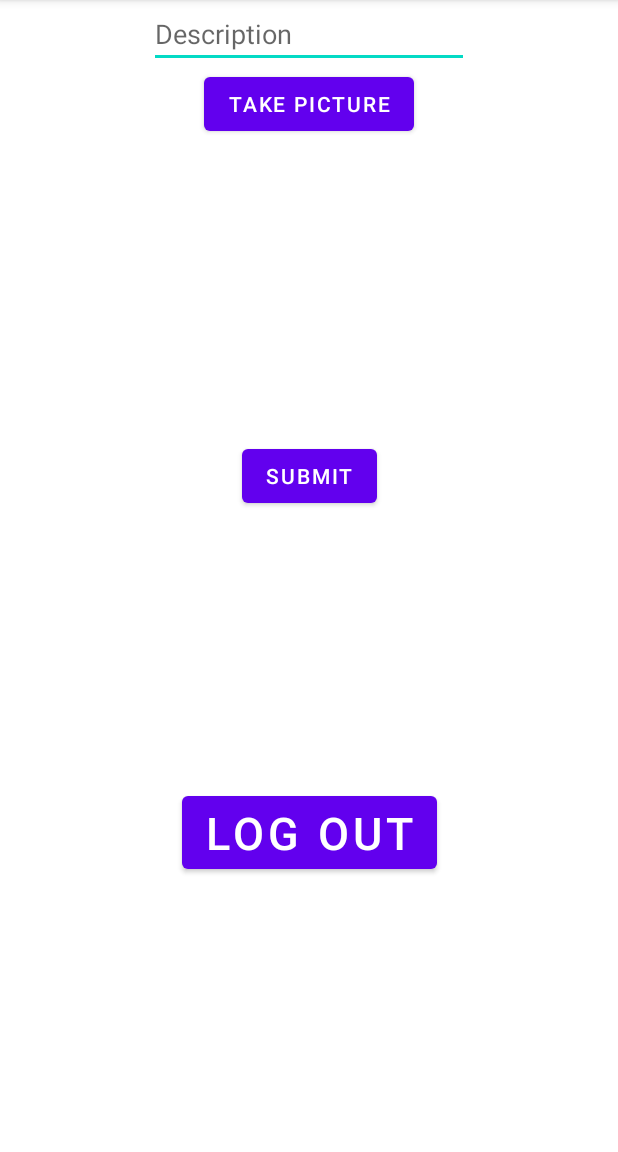
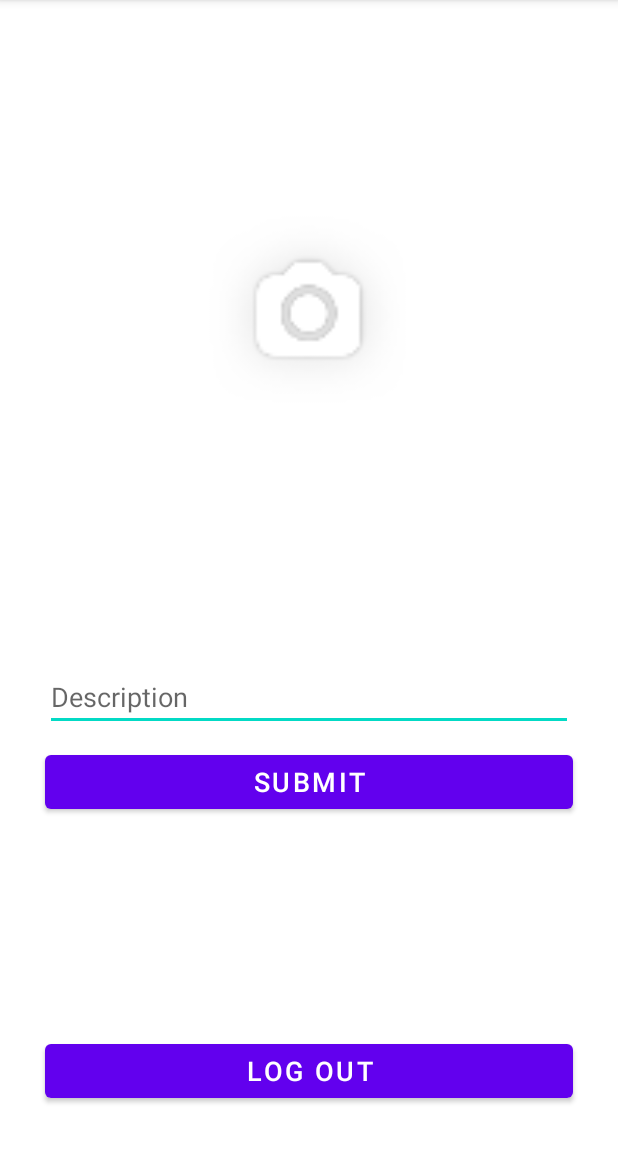
Before and after one commit to 20wontons/Parstagram, an Android app: the MainActivity screen opened directly, with no data from a screen before it, on a phone screen of 412 x 824 dp, the part 84-1236 px from its top. Run offline under Robolectric (Android 15) with nearby library versions, the phone set to English and light mode, and no system bars; libraries missing offline, so code that uses them is left out: com.parse; 3 statements that could not run were skipped.

Commit message:
Updated the UI for creating a post

```diff
--- a/app/src/main/res/layout/activity_main.xml
+++ b/app/src/main/res/layout/activity_main.xml
@@ -6,54 +6,70 @@
     android:layout_height="match_parent"
     tools:context=".MainActivity">
 
+    <ImageView
+        android:id="@+id/btnTakePicture"
+        android:layout_width="150dp"
+        android:layout_height="150dp"
+        android:text="TAKE PICTURE"
+        android:src="@drawable/camera_shadow_fill"
+        app:layout_constraintBottom_toBottomOf="@+id/imageView"
+        app:layout_constraintEnd_toEndOf="@+id/imageView"
+        app:layout_constraintStart_toStartOf="@+id/imageView"
+        app:layout_constraintTop_toTopOf="@+id/imageView"
+        />
+
+    <ImageView
+        android:id="@+id/imageView"
+        android:layout_width="match_parent"
+        android:layout_height="0dp"
+        android:scaleType="centerCrop"
+        app:layout_constraintDimensionRatio="H,1:1"
+        app:layout_constraintEnd_toEndOf="parent"
+        app:layout_constraintStart_toStartOf="parent"
+        app:layout_constraintTop_toTopOf="parent"
+        tools:srcCompat="@tools:sample/avatars" />
+
     <EditText
         android:id="@+id/description"
-        android:layout_width="wrap_content"
+        android:layout_width="match_parent"
         android:layout_height="wrap_content"
+        android:layout_marginTop="@dimen/sideMargin"
+        android:layout_marginStart="@dimen/sideMargin"
+        android:layout_marginEnd="@dimen/sideMargin"
+        android:textSize="@dimen/stdTextSize"
         android:ems="10"
         android:hint="Description"
         app:layout_constraintEnd_toEndOf="parent"
         app:layout_constraintStart_toStartOf="parent"
-        app:layout_constraintTop_toTopOf="parent" />
+        app:layout_constraintTop_toBottomOf="@id/imageView" />
 
     <Button
-        android:id="@+id/btnTakePicture"
-        android:layout_width="wrap_content"
+        android:id="@+id/btnSubmit"
+        android:layout_width="match_parent"
         android:layout_height="wrap_content"
-        android:text="TAKE PICTURE"
+        android:layout_marginTop="@dimen/betweenMargin"
+        android:layout_marginStart="@dimen/sideMargin"
+        android:layout_marginEnd="@dimen/sideMargin"
+        android:textSize="@dimen/stdTextSize"
+        android:text="SUBMIT"
         app:layout_constraintEnd_toEndOf="parent"
         app:layout_constraintStart_toStartOf="parent"
         app:layout_constraintTop_toBottomOf="@+id/description" />
 
-    <Button
-        android:id="@+id/btnSubmit"
-        android:layout_width="wrap_content"
-        android:layout_height="wrap_content"
-        android:text="SUBMIT"
-        app:layout_constraintEnd_toEndOf="parent"
-        app:layout_constraintStart_toStartOf="parent"
-        app:layout_constraintTop_toBottomOf="@+id/imageView" />
-
-    <ImageView
-        android:id="@+id/imageView"
-        android:layout_width="200dp"
-        android:layout_height="200dp"
-        app:layout_constraintEnd_toEndOf="parent"
-        app:layout_constraintStart_toStartOf="parent"
-        app:layout_constraintTop_toBottomOf="@+id/btnTakePicture"
-        tools:srcCompat="@tools:sample/avatars" />
-
     <!-- TODO: Remove this and use Profile Activity when you have tabs -->
     <Button
         android:id="@+id/btnLogOut"
-        android:layout_width="wrap_content"
+        android:layout_width="match_parent"
         android:layout_height="wrap_content"
-        android:textSize="30sp"
+        android:layout_marginBottom="@dimen/sideMargin"
+        android:layout_marginStart="@dimen/sideMargin"
+        android:layout_marginEnd="@dimen/sideMargin"
+        android:textSize="@dimen/stdTextSize"
         android:text="LOG OUT"
         app:layout_constraintBottom_toBottomOf="parent"
         app:layout_constraintEnd_toEndOf="parent"
         app:layout_constraintStart_toStartOf="parent"
-        app:layout_constraintTop_toBottomOf="@+id/btnSubmit" />
+        />
 
 <!--    <com.google.android.material.bottomappbar.BottomAppBar-->
 <!--        android:id="@+id/bottomAppBar"-->
--- a/app/src/main/res/values/dimen.xml
+++ b/app/src/main/res/values/dimen.xml
@@ -2,5 +2,6 @@
 <resources>
     <dimen name="sideMargin">30dp</dimen>
     <dimen name="betweenMargin">10dp</dimen>
-    <dimen name="loginTextSize">18sp</dimen>
+    <dimen name="stdTextSize">18sp</dimen>
+
 </resources>
```
Also changed, not shown: app/src/main/java/com/example/parstagram/BitmapScaler.kt (added, +41 -0 lines), app/src/main/java/com/example/parstagram/MainActivity.kt (+22 -4 lines), app/src/main/res/layout/activity_login.xml (+4 -4 lines), 1 other file.
